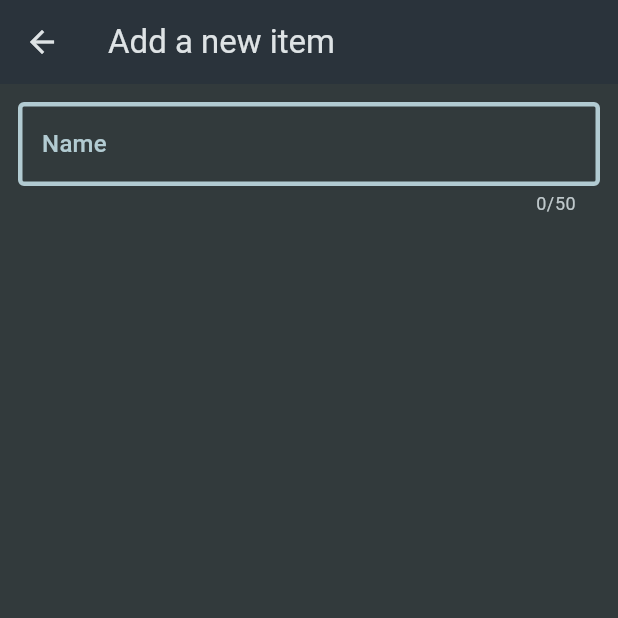
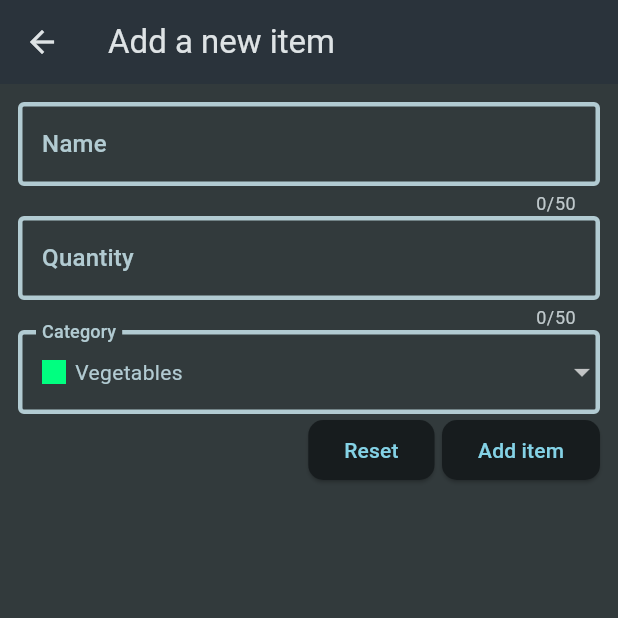
Before and after one commit to subhroacharjee/shopping_list, a Flutter app: the screen it shows after launch, after a tap on the "add" icon, on a phone screen of 412 x 824 dp, the top half of it. Run offline on Flutter 3.47's test engine with Material 3 defaults, Android fonts, the phone set to English and light mode, and no system bars; our stand-ins replace google_fonts.

Commit message:
feat: adding form validation and dismissable

```diff
--- a/lib/src/screen/grocery_list_screen.dart
+++ b/lib/src/screen/grocery_list_screen.dart
@@ -1,6 +1,6 @@
 import 'package:flutter/material.dart';
 import 'package:shopping_list/src/components/grocery_item.dart';
-import 'package:shopping_list/src/data/dummy_items.dart';
+import 'package:shopping_list/src/models/groccery_items.dart';
 import 'package:shopping_list/src/screen/new_item_screen.dart';
 
 class GroceryListScreens extends StatefulWidget {
@@ -9,6 +9,7 @@ class GroceryListScreens extends StatefulWidget {
 }
 
 class _GroceryListScreensState extends State<GroceryListScreens> {
+  List<GroceryItem> groceryItems = [];
   @override
   Widget build(BuildContext context) {
     return Scaffold(
@@ -18,23 +19,41 @@ class _GroceryListScreensState extends State<GroceryListScreens> {
         centerTitle: false,
         actions: [
           IconButton(
-            onPressed: () {
-              Navigator.of(context).push(
+            onPressed: () async {
+              final newItem = await Navigator.of(context).push<GroceryItem>(
                 MaterialPageRoute(
                   builder: (ctx) => NewItemScreen(),
                 ),
               );
+
+              setState(() {
+                groceryItems.add(newItem!);
+              });
             },
             icon: const Icon(Icons.add),
           ),
         ],
       ),
-      body: ListView.builder(
+      body: groceryItems.isEmpty
+          ? Center(
+              child: Text(
+                "No Items yet",
+                style: Theme.of(context).textTheme.titleLarge!.copyWith(
+                      color: Theme.of(context).colorScheme.secondary,
+                    ),
+              ),
+            )
+          : ListView.builder(
               itemCount: groceryItems.length,
               itemBuilder: (ctx, idx) {
                 final item = groceryItems[idx];
                 return GroceryItems(
                   grocery: item,
+                  onDismissed: () {
+                    setState(() {
+                      groceryItems.remove(groceryItems[idx]);
+                    });
+                  },
                 );
               }),
     );
--- a/lib/src/screen/new_item_screen.dart
+++ b/lib/src/screen/new_item_screen.dart
@@ -1,4 +1,8 @@
 import 'package:flutter/material.dart';
+import 'package:shopping_list/src/components/colored_box.dart';
+import 'package:shopping_list/src/data/categories_data.dart';
+import 'package:shopping_list/src/models/category.dart';
+import 'package:shopping_list/src/models/groccery_items.dart';
 
 class NewItemScreen extends StatefulWidget {
   @override
@@ -6,6 +10,27 @@ class NewItemScreen extends StatefulWidget {
 }
 
 class _NewItemScreenState extends State<NewItemScreen> {
+  final _formKey = GlobalKey<FormState>();
+
+  void _saveItem() {
+    if (!_formKey.currentState!.validate()) {
+      return;
+    }
+    _formKey.currentState!.save();
+    final newGrocery = GroceryItem(
+      id: "${DateTime.now().millisecondsSinceEpoch.abs()}",
+      name: _name,
+      quantity: _quantity,
+      category: _selectedCategory,
+    );
+
+    Navigator.of(context).pop(newGrocery);
+  }
+
+  var _name = '';
+  var _quantity = 1;
+  var _selectedCategory = categories[Categories.vegetables]!;
+
   @override
   Widget build(BuildContext context) {
     return Scaffold(
@@ -15,26 +40,122 @@ class _NewItemScreenState extends State<NewItemScreen> {
       body: Padding(
         padding: const EdgeInsets.all(12),
         child: Form(
+          key: _formKey,
           child: Column(
-          children: [_TextFormField()],
-        )),
+            children: [
+              _TextFormField(
+                "Name",
+                (val) => val.trim().length <= 1 || val.trim().length > 50,
+                onSave: (value) => _name = value!,
+              ),
+              _TextFormField(
+                "Quantity",
+                (val) => int.tryParse(val) == null || int.tryParse(val)! <= 0,
+                isSring: false,
+                onSave: (value) => _quantity = int.parse(value!),
+              ),
+              DropdownButtonFormField(
+                value: _selectedCategory,
+                items: [
+                  for (final category in categories.entries)
+                    DropdownMenuItem(
+                      value: category.value,
+                      onTap: () {},
+                      child: Row(children: [
+                        TColoredBox(
+                          color: category.value.color,
+                          size: 16,
+                        ),
+                        const SizedBox(
+                          width: 6,
+                        ),
+                        Text(
+                          category.value.name,
+                          style: Theme.of(context).textTheme.bodyMedium!.copyWith(
+                                color: Theme.of(context).colorScheme.secondary,
+                              ),
+                        ),
+                      ]),
+                    )
+                ],
+                onChanged: (obj) {
+                  setState(() {
+                    _selectedCategory = obj!;
+                  });
+                },
+                decoration: InputDecoration(
+                  label: Text(
+                    "Category",
+                    style: Theme.of(context).textTheme.titleMedium!.copyWith(
+                          color: Theme.of(context).colorScheme.secondary,
+                        ),
+                  ),
+                  enabledBorder: OutlineInputBorder(
+                    borderSide:
+                        BorderSide(width: 3, color: Theme.of(context).colorScheme.secondary),
+                  ),
+                  focusedBorder: OutlineInputBorder(
+                    borderSide:
+                        BorderSide(width: 3, color: Theme.of(context).colorScheme.secondary),
+                  ),
+                ),
+              ),
+              Row(
+                mainAxisAlignment: MainAxisAlignment.end,
+                children: [
+                  ElevatedButton(
+                    onPressed: () => _formKey.currentState!.reset(),
+                    child: const Text("Reset"),
+                    style: ElevatedButton.styleFrom(
+                      shape: RoundedRectangleBorder(
+                        borderRadius: BorderRadius.circular(10),
+                      ),
+                    ),
+                  ),
+                  const SizedBox(
+                    width: 5,
+                  ),
+                  ElevatedButton(
+                    onPressed: _saveItem,
+                    child: Text("Add item"),
+                    style: ElevatedButton.styleFrom(
+                      shape: RoundedRectangleBorder(
+                        borderRadius: BorderRadius.circular(10),
+                      ),
+                    ),
+                  ),
+                ],
+              )
+            ],
+          ),
+        ),
       ),
     );
   }
 }
 
 class _TextFormField extends StatelessWidget {
-  const _TextFormField({
+  const _TextFormField(
+    this.value,
+    this.validate, {
     super.key,
+    this.isSring = true,
+    required this.onSave,
   });
+  final String value;
+  final bool Function(String) validate;
+  final bool isSring;
+  final void Function(String?) onSave;
 
   @override
   Widget build(BuildContext context) {
     return TextFormField(
       maxLength: 50,
+      keyboardType: isSring ? TextInputType.text : TextInputType.number,
+      onSaved: onSave,
       decoration: InputDecoration(
         label: Text(
-            'Name',
+          this.value,
           style: Theme.of(context).textTheme.titleMedium!.copyWith(
                 color: Theme.of(context).colorScheme.secondary,
               ),
@@ -44,8 +165,10 @@ class _TextFormField extends StatelessWidget {
         ),
         focusedBorder: OutlineInputBorder(
           borderSide: BorderSide(width: 3, color: Theme.of(context).colorScheme.secondary),
-          )),
+        ),
+      ),
       validator: (value) {
+        if (value == null || value.isEmpty || validate(value)) return 'Invalid input';
         return null;
       },
     );
```
Also changed, not shown: lib/src/components/grocery_item.dart (+16 -2 lines). Lines whose indentation alone changed are shown as unchanged.
